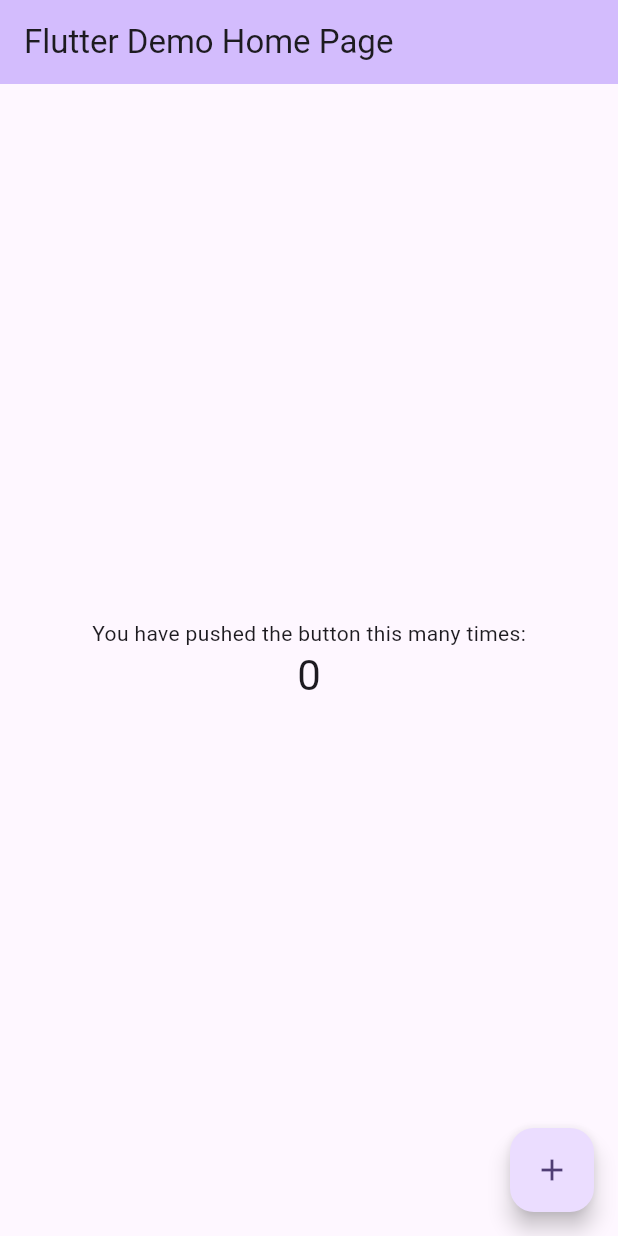
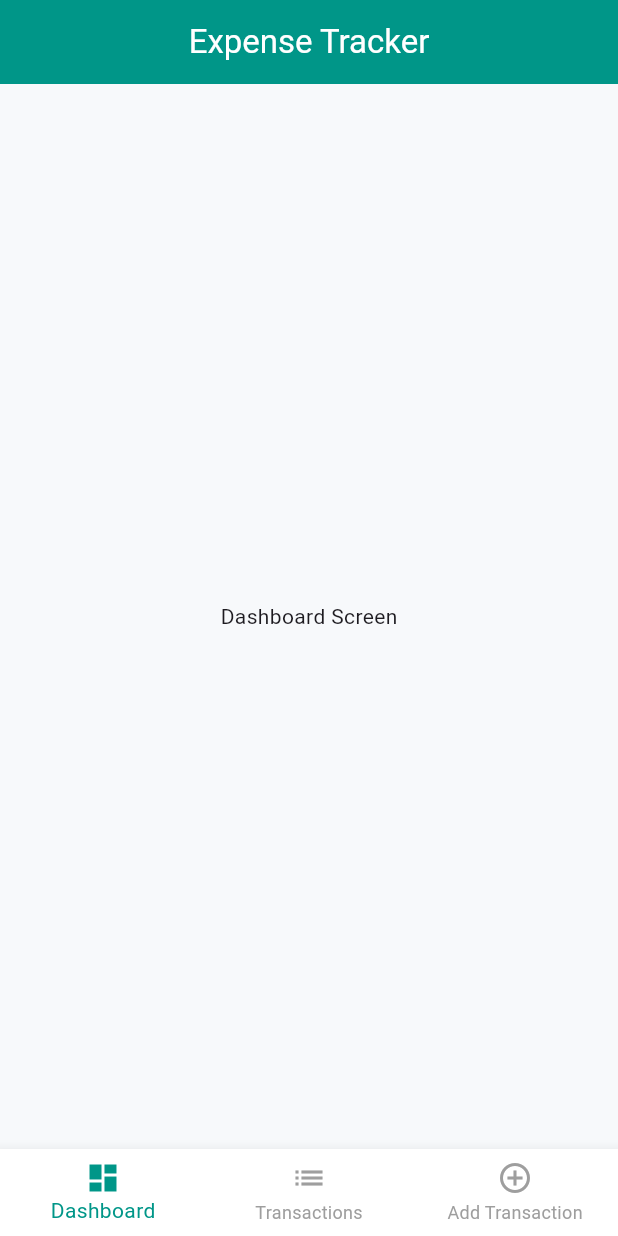
Before and after one commit to jesee-kuya/storeHouse, a Flutter app: the screen it shows after launch, on a phone screen of 412 x 824 dp. Run offline on Flutter 3.47's test engine with Material 3 defaults, Android fonts, the phone set to English and light mode, and no system bars.

Commit message:
screens and app vise theme added

```diff
--- a/expense_tracker/lib/main.dart
+++ b/expense_tracker/lib/main.dart
@@ -1,122 +1,67 @@
+import 'package:expense_tracker/screens/dash_board_screen.dart';
 import 'package:flutter/material.dart';
 
+import 'screens/transactions_screen.dart';
+import 'screens/add_transaction_screen.dart';
+import 'theme/app_theme.dart';
+
 void main() {
-  runApp(const MyApp());
+  runApp(const ExpenseTrackerApp());
 }
 
-class MyApp extends StatelessWidget {
-  const MyApp({super.key});
+class ExpenseTrackerApp extends StatelessWidget {
+  const ExpenseTrackerApp({super.key});
 
-  // This widget is the root of your application.
   @override
   Widget build(BuildContext context) {
     return MaterialApp(
-      title: 'Flutter Demo',
-      theme: ThemeData(
-        // This is the theme of your application.
-        //
-        // TRY THIS: Try running your application with "flutter run". You'll see
-        // the application has a purple toolbar. Then, without quitting the app,
-        // try changing the seedColor in the colorScheme below to Colors.green
-        // and then invoke "hot reload" (save your changes or press the "hot
-        // reload" button in a Flutter-supported IDE, or press "r" if you used
-        // the command line to start the app).
-        //
-        // Notice that the counter didn't reset back to zero; the application
-        // state is not lost during the reload. To reset the state, use hot
-        // restart instead.
-        //
-        // This works for code too, not just values: Most code changes can be
-        // tested with just a hot reload.
-        colorScheme: ColorScheme.fromSeed(seedColor: Colors.deepPurple),
-      ),
-      home: const MyHomePage(title: 'Flutter Demo Home Page'),
+      title: 'Expense Tracker',
+      debugShowCheckedModeBanner: false,
+      theme: AppTheme.lightTheme,
+      home: const MainPage(),
     );
   }
 }
 
-class MyHomePage extends StatefulWidget {
-  const MyHomePage({super.key, required this.title});
-
-  // This widget is the home page of your application. It is stateful, meaning
-  // that it has a State object (defined below) that contains fields that affect
-  // how it looks.
-
-  // This class is the configuration for the state. It holds the values (in this
-  // case the title) provided by the parent (in this case the App widget) and
-  // used by the build method of the State. Fields in a Widget subclass are
-  // always marked "final".
-
-  final String title;
+class MainPage extends StatefulWidget {
+  const MainPage({super.key});
 
   @override
-  State<MyHomePage> createState() => _MyHomePageState();
+  State<MainPage> createState() => _MainPageState();
 }
 
-class _MyHomePageState extends State<MyHomePage> {
-  int _counter = 0;
+class _MainPageState extends State<MainPage> {
+  int _currentIndex = 0;
 
-  void _incrementCounter() {
-    setState(() {
-      // This call to setState tells the Flutter framework that something has
-      // changed in this State, which causes it to rerun the build method below
-      // so that the display can reflect the updated values. If we changed
-      // _counter without calling setState(), then the build method would not be
-      // called again, and so nothing would appear to happen.
-      _counter++;
-    });
-  }
+  final List<Widget> _screens = const [
+    DashboardScreen(),
+    TransactionsScreen(),
+    AddTransactionScreen(),
+  ];
 
   @override
   Widget build(BuildContext context) {
-    // This method is rerun every time setState is called, for instance as done
-    // by the _incrementCounter method above.
-    //
-    // The Flutter framework has been optimized to make rerunning build methods
-    // fast, so that you can just rebuild anything that needs updating rather
-    // than having to individually change instances of widgets.
     return Scaffold(
-      appBar: AppBar(
-        // TRY THIS: Try changing the color here to a specific color (to
-        // Colors.amber, perhaps?) and trigger a hot reload to see the AppBar
-        // change color while the other colors stay the same.
-        backgroundColor: Theme.of(context).colorScheme.inversePrimary,
-        // Here we take the value from the MyHomePage object that was created by
-        // the App.build method, and use it to set our appbar title.
-        title: Text(widget.title),
+      appBar: AppBar(title: const Text('Expense Tracker'), centerTitle: true),
+      body: _screens[_currentIndex],
+      bottomNavigationBar: BottomNavigationBar(
+        currentIndex: _currentIndex,
+        onTap: (index) => setState(() => _currentIndex = index),
+        items: const [
+          BottomNavigationBarItem(
+            icon: Icon(Icons.dashboard),
+            label: 'Dashboard',
+          ),
+          BottomNavigationBarItem(
+            icon: Icon(Icons.list),
+            label: 'Transactions',
+          ),
+          BottomNavigationBarItem(
+            icon: Icon(Icons.add_circle_outline),
+            label: 'Add Transaction',
+          ),
+        ],
       ),
-      body: Center(
-        // Center is a layout widget. It takes a single child and positions it
-        // in the middle of the parent.
-        child: Column(
-          // Column is also a layout widget. It takes a list of children and
-          // arranges them vertically. By default, it sizes itself to fit its
-          // children horizontally, and tries to be as tall as its parent.
-          //
-          // Column has various properties to control how it sizes itself and
-          // how it positions its children. Here we use mainAxisAlignment to
-          // center the children vertically; the main axis here is the vertical
-          // axis because Columns are vertical (the cross axis would be
-          // horizontal).
-          //
-          // TRY THIS: Invoke "debug painting" (choose the "Toggle Debug Paint"
-          // action in the IDE, or press "p" in the console), to see the
-          // wireframe for each widget.
-          mainAxisAlignment: MainAxisAlignment.center,
-          children: <Widget>[
-            const Text('You have pushed the button this many times:'),
-            Text(
-              '$_counter',
-              style: Theme.of(context).textTheme.headlineMedium,
-            ),
-          ],
-        ),
-      ),
-      floatingActionButton: FloatingActionButton(
-        onPressed: _incrementCounter,
-        tooltip: 'Increment',
-        child: const Icon(Icons.add),
-      ), // This trailing comma makes auto-formatting nicer for build methods.
     );
   }
 }
--- a/expense_tracker/lib/screens/add_transaction_screen.dart
+++ b/expense_tracker/lib/screens/add_transaction_screen.dart
@@ -0,0 +1,10 @@
+import 'package:flutter/material.dart';
+
+class AddTransactionScreen extends StatelessWidget {
+  const AddTransactionScreen({super.key});
+
+  @override
+  Widget build(BuildContext context) {
+    return const Center(child: Text('Add Transaction Screen'));
+  }
+}
--- a/expense_tracker/lib/screens/dash_board_screen.dart
+++ b/expense_tracker/lib/screens/dash_board_screen.dart
@@ -0,0 +1,10 @@
+import 'package:flutter/material.dart';
+
+class DashboardScreen extends StatelessWidget {
+  const DashboardScreen({super.key});
+
+  @override
+  Widget build(BuildContext context) {
+    return const Center(child: Text('Dashboard Screen'));
+  }
+}
--- a/expense_tracker/lib/screens/transactions_screen.dart
+++ b/expense_tracker/lib/screens/transactions_screen.dart
@@ -0,0 +1,10 @@
+import 'package:flutter/material.dart';
+
+class TransactionsScreen extends StatelessWidget {
+  const TransactionsScreen({super.key});
+
+  @override
+  Widget build(BuildContext context) {
+    return const Center(child: Text('Transactions Screen'));
+  }
+}
```
Also changed, not shown: 1 other file.
